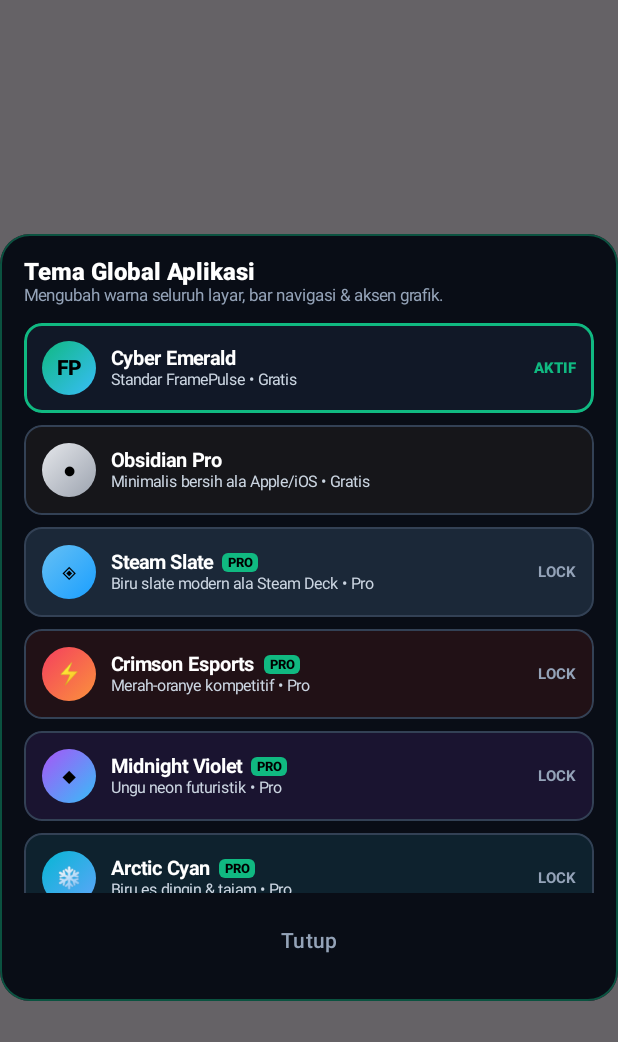
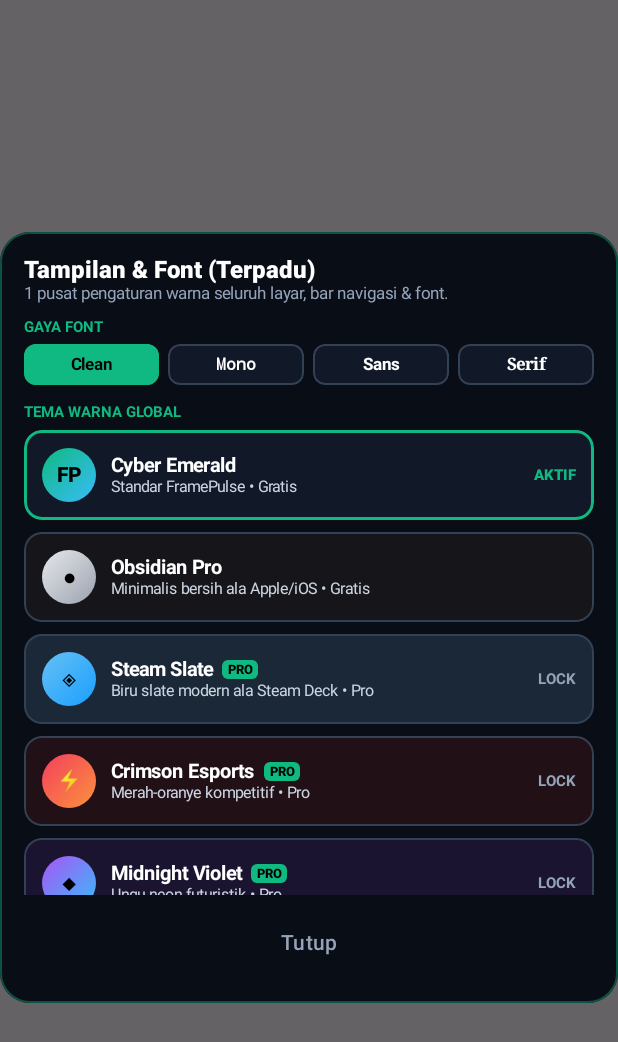
Before and after one commit to hinaaaq/FramePulse, an Android app built with Jetpack Compose: the composable ThemePickerDialog called with sample values from the repository, on a phone screen of 412 x 824 dp. Shown: the top 1042 px of the screen. Run offline under Robolectric (Android 15) with nearby library versions, the phone set to English and light mode, and no system bars; libraries missing offline, so code that uses them is left out: rikka.shizuku; 3 statements that could not run were skipped.

Commit message:
Unify activeAccent to Global Theme (100% app sync) and combine Theme + Font picker

```diff
--- a/app/src/main/java/com/shin/framepulse/AppThemeSystem.kt
+++ b/app/src/main/java/com/shin/framepulse/AppThemeSystem.kt
@@ -18,6 +18,7 @@ import androidx.compose.ui.draw.clip
 import androidx.compose.ui.graphics.Brush
 import androidx.compose.ui.graphics.Color
 import androidx.compose.ui.platform.LocalContext
+import androidx.compose.ui.text.font.FontFamily
 import androidx.compose.ui.text.font.FontWeight
 import androidx.compose.ui.unit.dp
 import androidx.compose.ui.unit.sp
@@ -35,6 +36,13 @@ enum class AppThemeId {
     COTTON_CANDY_DEV
 }
 
+enum class AppFontId {
+    SYSTEM_CLEAN,
+    ESPORTS_MONO,
+    MINIMAL_SANS,
+    CLASSIC_SERIF
+}
+
 data class AppThemeSpec(
     val id: AppThemeId,
     val name: String,
@@ -48,9 +56,23 @@ data class AppThemeSpec(
     val isOwnerOnly: Boolean = false
 )
 
+data class AppFontSpec(
+    val id: AppFontId,
+    val name: String,
+    val fontFamily: FontFamily
+)
+
 object AppThemeManager {
     private const val PREF_NAME = "framepulse_theme_prefs"
     private const val KEY_THEME_ID = "selected_theme_id"
+    private const val KEY_FONT_ID = "selected_font_id"
+
+    val allFonts = listOf(
+        AppFontSpec(AppFontId.SYSTEM_CLEAN, "Clean", FontFamily.Default),
+        AppFontSpec(AppFontId.ESPORTS_MONO, "Mono", FontFamily.Monospace),
+        AppFontSpec(AppFontId.MINIMAL_SANS, "Sans", FontFamily.SansSerif),
+        AppFontSpec(AppFontId.CLASSIC_SERIF, "Serif", FontFamily.Serif)
+    )
 
     val allThemes = listOf(
         AppThemeSpec(
@@ -171,6 +193,19 @@ object AppThemeManager {
             .putString(KEY_THEME_ID, id.name)
             .apply()
     }
+
+    fun loadFont(context: Context): AppFontSpec {
+        val saved = context.getSharedPreferences(PREF_NAME, Context.MODE_PRIVATE)
+            .getString(KEY_FONT_ID, AppFontId.SYSTEM_CLEAN.name)
+        return allFonts.firstOrNull { it.id.name == saved } ?: allFonts.first()
+    }
+
+    fun saveFont(context: Context, id: AppFontId) {
+        context.getSharedPreferences(PREF_NAME, Context.MODE_PRIVATE)
+            .edit()
+            .putString(KEY_FONT_ID, id.name)
+            .apply()
+    }
 }
 
 @Composable
@@ -182,6 +217,7 @@ fun ThemePickerDialog(
     onDismiss: () -> Unit
 ) {
     val context = LocalContext.current
+    var selectedFont by remember { mutableStateOf(AppThemeManager.loadFont(context)) }
     val visibleThemes = remember(isOwner) {
         AppThemeManager.allThemes.filter { !it.isOwnerOnly || isOwner }
     }
@@ -196,17 +232,52 @@ fun ThemePickerDialog(
                     .border(1.dp, currentTheme.accent.copy(alpha = 0.4f), RoundedCornerShape(20.dp))
                     .padding(16.dp)
             ) {
-                Text("Tema Global Aplikasi", color = Color.White, fontWeight = FontWeight.ExtraBold, fontSize = 16.sp)
+                Text("Tampilan & Font (Terpadu)", color = Color.White, fontWeight = FontWeight.ExtraBold, fontSize = 16.sp, fontFamily = selectedFont.fontFamily)
                 Text(
-                    if (isOwner) "Mode Owner: seluruh tema Pro + 2 tema rahasia terbuka."
-                    else "Mengubah warna seluruh layar, bar navigasi & aksen grafik.",
+                    if (isOwner) "Mode Owner: semua tema Pro + 2 tema rahasia terbuka."
+                    else "1 pusat pengaturan warna seluruh layar, bar navigasi & font.",
                     color = Color(0xFF94A3B8),
-                    fontSize = 11.sp
+                    fontSize = 11.sp,
+                    fontFamily = selectedFont.fontFamily
                 )
+                Spacer(Modifier.height(10.dp))
+
+                Text("GAYA FONT", color = currentTheme.accent, fontWeight = FontWeight.Bold, fontSize = 10.sp)
+                Spacer(Modifier.height(5.dp))
+                Row(horizontalArrangement = Arrangement.spacedBy(6.dp), modifier = Modifier.fillMaxWidth()) {
+                    AppThemeManager.allFonts.forEach { font ->
+                        val active = font.id == selectedFont.id
+                        Box(
+                            modifier = Modifier
+                                .weight(1f)
+                                .clip(RoundedCornerShape(8.dp))
+                                .background(if (active) currentTheme.accent else currentTheme.cardBg)
+                                .border(0.8.dp, if (active) currentTheme.accent else Color(0xFF334155), RoundedCornerShape(8.dp))
+                                .clickable {
+                                    selectedFont = font
+                                    AppThemeManager.saveFont(context, font.id)
+                                    Toast.makeText(context, "Font ${font.name} disimpan!", Toast.LENGTH_SHORT).show()
+                                }
+                                .padding(vertical = 7.dp),
+                            contentAlignment = Alignment.Center
+                        ) {
+                            Text(
+                                font.name,
+                                color = if (active) Color.Black else Color.White,
+                                fontWeight = FontWeight.Bold,
+                                fontSize = 11.sp,
+                                fontFamily = font.fontFamily
+                            )
+                        }
+                    }
+                }
+
                 Spacer(Modifier.height(12.dp))
+                Text("TEMA WARNA GLOBAL", color = currentTheme.accent, fontWeight = FontWeight.Bold, fontSize = 10.sp)
+                Spacer(Modifier.height(6.dp))
 
                 LazyColumn(
-                    modifier = Modifier.heightIn(max = 380.dp),
+                    modifier = Modifier.heightIn(max = 310.dp),
                     verticalArrangement = Arrangement.spacedBy(8.dp)
                 ) {
                     items(visibleThemes) { theme ->
@@ -229,7 +300,7 @@ fun ThemePickerDialog(
                                     }
                                     AppThemeManager.saveTheme(context, theme.id)
                                     onSelect(theme)
-                                    Toast.makeText(context, "Tema ${theme.name} diterapkan!", Toast.LENGTH_SHORT).show()
+                                    Toast.makeText(context, "Tema ${theme.name} diterapkan ke seluruh app!", Toast.LENGTH_SHORT).show()
                                 }
                                 .padding(12.dp),
                             verticalAlignment = Alignment.CenterVertically
@@ -246,7 +317,7 @@ fun ThemePickerDialog(
                             Spacer(Modifier.width(10.dp))
                             Column(modifier = Modifier.weight(1f)) {
                                 Row(verticalAlignment = Alignment.CenterVertically, horizontalArrangement = Arrangement.spacedBy(6.dp)) {
-                                    Text(theme.name, color = Color.White, fontWeight = FontWeight.Bold, fontSize = 13.sp)
+                                    Text(theme.name, color = Color.White, fontWeight = FontWeight.Bold, fontSize = 13.sp, fontFamily = selectedFont.fontFamily)
                                     if (theme.isOwnerOnly) {
                                         Box(
                                             modifier = Modifier
@@ -267,7 +338,7 @@ fun ThemePickerDialog(
                                         }
                                     }
                                 }
-                                Text(theme.subtitle, color = Color(0xFFCBD5E1), fontSize = 10.5.sp)
+                                Text(theme.subtitle, color = Color(0xFFCBD5E1), fontSize = 10.5.sp, fontFamily = selectedFont.fontFamily)
                             }
                             if (selected) {
                                 Text("AKTIF", color = theme.accent, fontWeight = FontWeight.ExtraBold, fontSize = 10.sp)
@@ -296,7 +367,9 @@ fun ProHomeCommandHub(
     onOpenThemes: () -> Unit,
     onOpenAbout: () -> Unit
 ) {
-    // Desain bersih tanpa header dobel (ala Apple Control Center / Steam Deck)
+    val context = LocalContext.current
+    val fontFamily = remember(theme) { AppThemeManager.loadFont(context).fontFamily }
+
     Column(
         modifier = Modifier.fillMaxWidth(),
         verticalArrangement = Arrangement.spacedBy(8.dp)
@@ -314,9 +387,9 @@ fun ProHomeCommandHub(
                     .clickable { onOpenPresets() }
                     .padding(12.dp)
             ) {
-                Text("Preset Game", color = theme.accent, fontWeight = FontWeight.ExtraBold, fontSize = 13.sp)
+                Text("Preset Game", color = theme.accent, fontWeight = FontWeight.ExtraBold, fontSize = 13.sp, fontFamily = fontFamily)
                 Spacer(Modifier.height(2.dp))
-                Text("Optimasi 1-tap Valorant, MLBB, PUBG", color = Color(0xFF94A3B8), fontSize = 10.sp, lineHeight = 13.sp)
+                Text("Optimasi 1-tap Valorant, MLBB, PUBG", color = Color(0xFF94A3B8), fontSize = 10.sp, lineHeight = 13.sp, fontFamily = fontFamily)
             }
 
             Column(
@@ -328,9 +401,9 @@ fun ProHomeCommandHub(
                     .clickable { onOpenLeaderboard() }
                     .padding(12.dp)
             ) {
-                Text("Leaderboard", color = theme.accentSecondary, fontWeight = FontWeight.ExtraBold, fontSize = 13.sp)
+                Text("Leaderboard", color = theme.accentSecondary, fontWeight = FontWeight.ExtraBold, fontSize = 13.sp, fontFamily = fontFamily)
                 Spacer(Modifier.height(2.dp))
-                Text("Rank Global & Simpan Kartu Pamer", color = Color(0xFF94A3B8), fontSize = 10.sp, lineHeight = 13.sp)
+                Text("Rank Global & Simpan Kartu Pamer", color = Color(0xFF94A3B8), fontSize = 10.sp, lineHeight = 13.sp, fontFamily = fontFamily)
             }
         }
 
@@ -343,13 +416,13 @@ fun ProHomeCommandHub(
                     .weight(1f)
                     .clip(RoundedCornerShape(10.dp))
                     .background(theme.cardBg)
-                    .border(0.8.dp, theme.accent.copy(alpha = 0.3f), RoundedCornerShape(10.dp))
+                    .border(0.8.dp, theme.accent.copy(alpha = 0.35f), RoundedCornerShape(10.dp))
                     .clickable { onOpenThemes() }
                     .padding(horizontal = 12.dp, vertical = 9.dp),
                 verticalAlignment = Alignment.CenterVertically,
                 horizontalArrangement = Arrangement.SpaceBetween
             ) {
-                Text("Tema: ${theme.name}", color = Color.White, fontWeight = FontWeight.SemiBold, fontSize = 11.sp, maxLines = 1)
+                Text("Tampilan: ${theme.name}", color = Color.White, fontWeight = FontWeight.SemiBold, fontSize = 11.sp, maxLines = 1, fontFamily = fontFamily)
                 Text(theme.iconGlyph, color = theme.accent, fontWeight = FontWeight.Bold, fontSize = 12.sp)
             }
 
@@ -362,7 +435,7 @@ fun ProHomeCommandHub(
                     .padding(horizontal = 14.dp, vertical = 9.dp),
                 verticalAlignment = Alignment.CenterVertically
             ) {
-                Text("About", color = Color(0xFFCBD5E1), fontWeight = FontWeight.SemiBold, fontSize = 11.sp)
+                Text("About", color = Color(0xFFCBD5E1), fontWeight = FontWeight.SemiBold, fontSize = 11.sp, fontFamily = fontFamily)
             }
         }
     }
```
Also changed, not shown: app/src/main/java/com/shin/framepulse/MainActivity.kt (+1 -7 lines).
